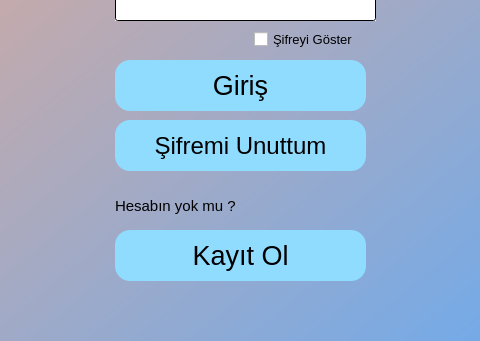
First picture: the form in Mp3 Player 0.2/deneme giris/Giris.ui, repository TahaMuslu/Mp3Player, before the edit; both pictures show x 285 to 765 and y 430 to 771 of the 1100 by 860 pixel window.
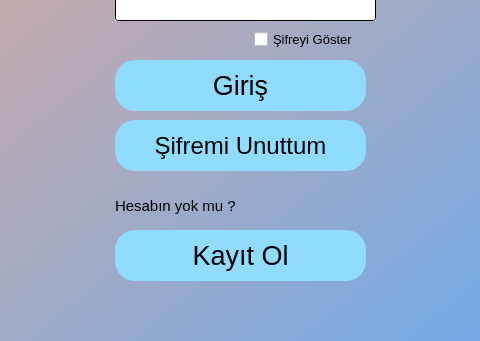
Second picture: the form after the edit. Icons and pictures are not drawn.

The edit to the form file:
```diff
--- a/Mp3 Player 0.2/deneme giris/Giris.ui
+++ b/Mp3 Player 0.2/deneme giris/Giris.ui
@@ -141,7 +141,7 @@
     </property>
     <property name="styleSheet">
      <string notr="true">background-color: rgb(143, 220, 255);
-border-radius:15px;</string>
+border-radius:20px;</string>
     </property>
     <property name="text">
      <string>Giriş</string>
@@ -243,7 +243,7 @@
     </property>
     <property name="styleSheet">
      <string notr="true">background-color: rgb(143, 220, 255);
-border-radius:15px;</string>
+border-radius:20px;</string>
     </property>
     <property name="text">
      <string>Kayıt Ol</string>
@@ -325,7 +325,7 @@
     </property>
     <property name="styleSheet">
      <string notr="true">background-color: rgb(143, 220, 255);
-border-radius:15px;</string>
+border-radius:20px;</string>
     </property>
     <property name="text">
      <string>Şifremi Unuttum</string>
```
